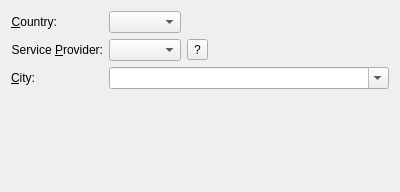
Above: libpublictransporthelper/stopConfig.ui from KDE/publictransport before the change. Below: the same form after it.
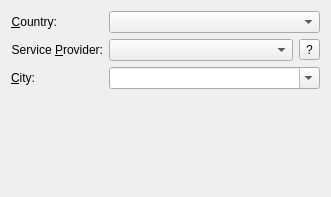
That is the form after the change. Custom widgets are drawn as their Qt base class.

Commit message:
Improve stop settings dialog layout
When no providers were installed the combo boxes for location
and service provider could get too small.
Now they are extending.

The edit to the form file:
```diff
--- a/libpublictransporthelper/stopConfig.ui
+++ b/libpublictransporthelper/stopConfig.ui
@@ -6,8 +6,8 @@
    <rect>
     <x>0</x>
     <y>0</y>
-    <width>400</width>
-    <height>192</height>
+    <width>331</width>
+    <height>197</height>
    </rect>
   </property>
   <layout class="QFormLayout" name="mainLayout">
@@ -29,6 +29,12 @@
    </item>
    <item row="0" column="1">
     <widget class="KComboBox" name="location">
+     <property name="sizePolicy">
+      <sizepolicy hsizetype="Expanding" vsizetype="Fixed">
+       <horstretch>0</horstretch>
+       <verstretch>0</verstretch>
+      </sizepolicy>
+     </property>
      <property name="toolTip">
       <string notr="true"/>
      </property>
@@ -61,6 +67,12 @@
      </property>
      <item>
       <widget class="CategoryComboBox" name="serviceProvider">
+       <property name="sizePolicy">
+        <sizepolicy hsizetype="Expanding" vsizetype="Fixed">
+         <horstretch>0</horstretch>
+         <verstretch>0</verstretch>
+        </sizepolicy>
+       </property>
        <property name="toolTip">
         <string notr="true"/>
        </property>
```
